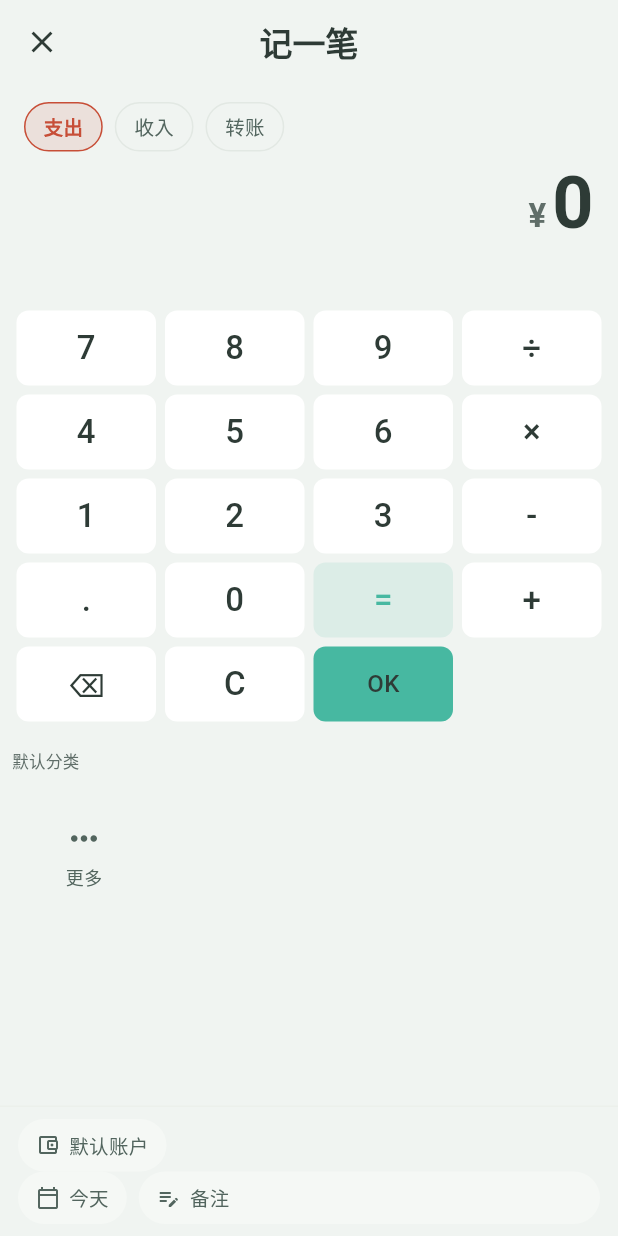
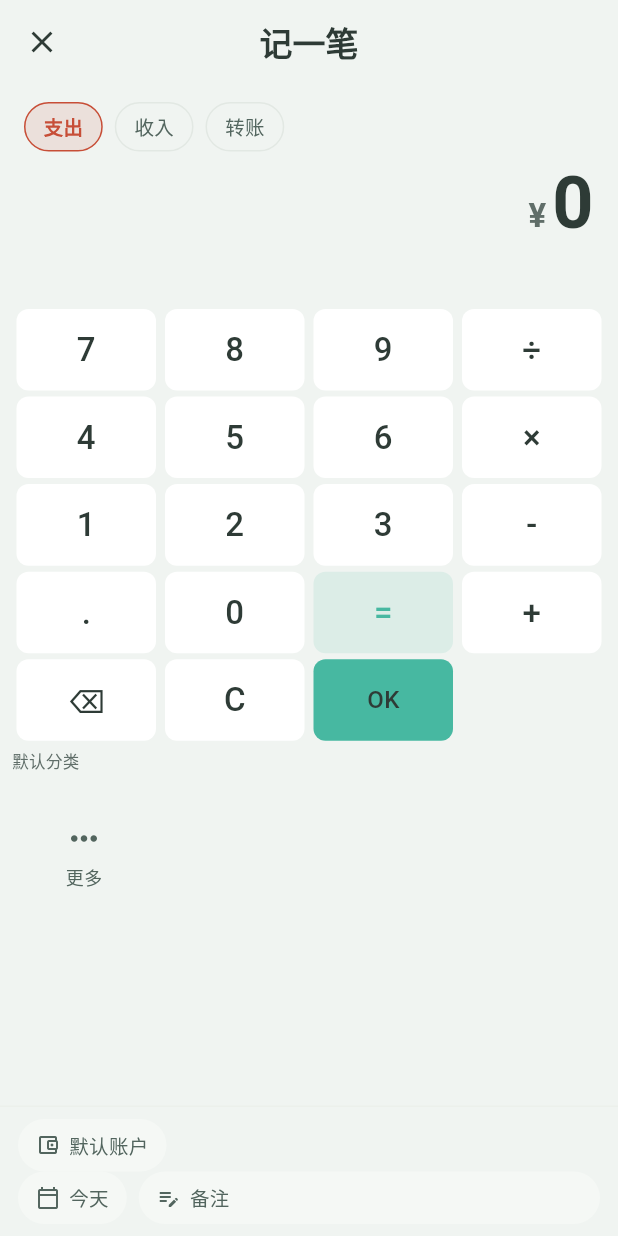
Before and after one commit to cvilia/plain, a Flutter app: the EntryInputPage screen opened directly, on a phone screen of 412 x 824 dp. Run offline on Flutter 3.47's test engine with Material 3 defaults, Android fonts, the light colour scheme and no system bars; our stand-ins replace fl_chart, flutter_riverpod, go_router, local_auth, share_plus, shared_preferences; missing offline and left inert: sqlite3; accounts and stored records are empty; statements that could not run were skipped.

Commit message:
修改布局防止布局溢出

```diff
--- a/lib/features/ledger/presentation/entry_input_page.dart
+++ b/lib/features/ledger/presentation/entry_input_page.dart
@@ -120,8 +120,10 @@ class _EntryInputPageState extends ConsumerState<EntryInputPage> {
 
         // Reserve room for category area + action chips so short screens never overflow.
         const minBottom = 168; // ~2 category rows + attr bar
-        final maxKeypad = (totalHeight - amountHeight - minBottom).clamp(160.0, 320.0);
-        final keypadHeight = (totalHeight * keypadRatio).clamp(160.0, maxKeypad);
+        // 5 rows × ~40px + gaps is the practical minimum for a usable keypad.
+        const minKeypad = 200.0;
+        final maxKeypad = (totalHeight - amountHeight - minBottom).clamp(minKeypad, 320.0);
+        final keypadHeight = (totalHeight * keypadRatio).clamp(minKeypad, maxKeypad);
 
         return Column(
           children: [
@@ -268,29 +270,30 @@ class _Keypad extends StatelessWidget {
 
   @override
   Widget build(BuildContext context) {
+    // Rows stretch to the parent keypad region. Fixed 56px rows overflowed
+    // when Form A allocated a shorter height (e.g. desktop window).
     return Padding(
       padding: const EdgeInsets.symmetric(horizontal: Spacing.sm),
       child: Column(
-        mainAxisSize: MainAxisSize.min,
         children: [
-          _keyRow(context, ['7', '8', '9', '\u00f7']),
-          _keyRow(context, ['4', '5', '6', '\u00d7']),
-          _keyRow(context, ['1', '2', '3', '-']),
-          _keyRow(context, ['.', '0', '=', '+']),
-          _keyRow(context, ['\u232b', 'C', 'OK']),
+          Expanded(child: _keyRow(context, ['7', '8', '9', '\u00f7'])),
+          Expanded(child: _keyRow(context, ['4', '5', '6', '\u00d7'])),
+          Expanded(child: _keyRow(context, ['1', '2', '3', '-'])),
+          Expanded(child: _keyRow(context, ['.', '0', '=', '+'])),
+          Expanded(child: _keyRow(context, ['\u232b', 'C', 'OK'])),
         ],
       ),
     );
   }
 
   Widget _keyRow(BuildContext context, List<String> labels) {
-    return SizedBox(
-      height: 56,
+    return Padding(
+      padding: const EdgeInsets.symmetric(vertical: 2),
       child: Row(children: [
         for (final label in labels)
           Expanded(
             child: Padding(
-              padding: const EdgeInsets.all(3),
+              padding: const EdgeInsets.symmetric(horizontal: 3),
               child: _KeyButton(label: label, onTap: () => _onKey(context, label), isConfirm: label == 'OK', isEquals: label == '='),
             ),
           ),
```
